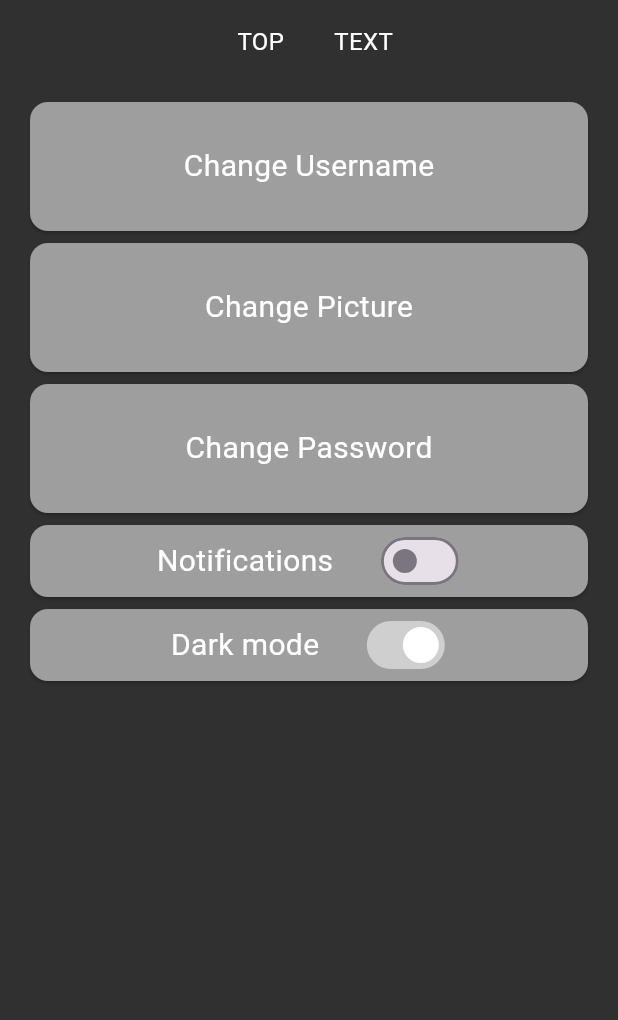
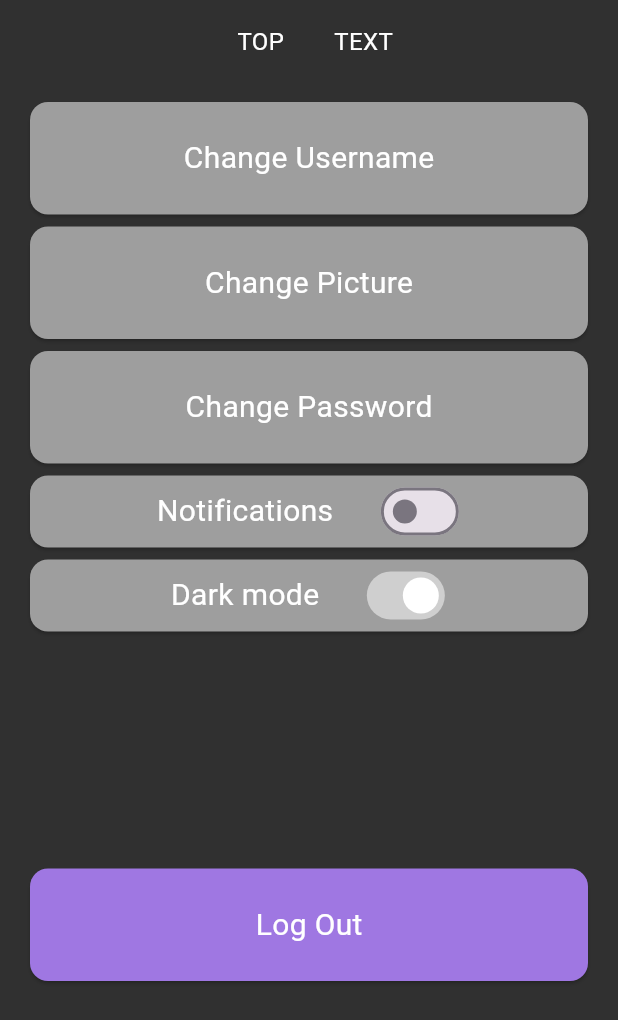
Before and after one commit to samiul123/mindquest, a Flutter app: the SettingsScreen screen opened directly, on a phone screen of 412 x 824 dp. Shown: the top 1020 px of the screen. Run offline on Flutter 3.47's test engine with Material 3 defaults, Android fonts, the phone set to English and light mode, and no system bars; our stand-ins replace charts_flutter, flutter_dotenv, flutter_secure_storage; accounts and stored records are empty.

Commit message:
Added log out button

```diff
--- a/frontend/lib/settings.dart
+++ b/frontend/lib/settings.dart
@@ -192,7 +192,26 @@ class _SettingsScreenState extends State<SettingsScreen> {
                                   ],
                                 ))),
                       ),
-                      const SizedBox(height: 350),
+                      const SizedBox(height: 150),
+                      //Log-out:
+                      Flexible(
+                          flex: 1,
+                          child: InkWell(
+                            onTap: () {
+                              showDialog<String>(
+                                context: context,
+                                builder: (BuildContext context) => workInProgressAlert,
+                              );
+                            },
+                            child: const Card(
+                                color: CustomColor.purple,
+                                child: Center(
+                                    child: Text(
+                                      "Log Out",
+                                      style: TextStyle(color: Colors.white, fontSize: 20),
+                                    ))),
+                          )),
+                      const SizedBox(height: 150),
                       // Old dark mode switch:
                       // Flexible(
                       //   flex: 2,
```
